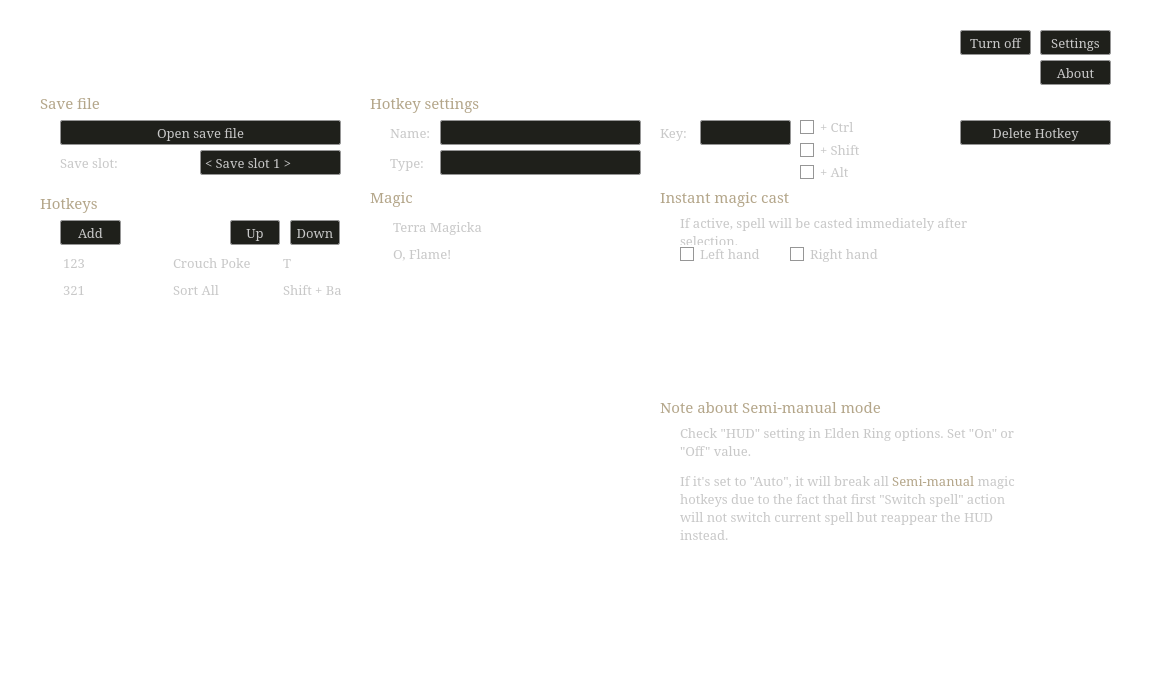
Before: the Qt Designer form src/mainWindow.ui in a-burlakov/melinas-fingers, drawn with Qt 5.
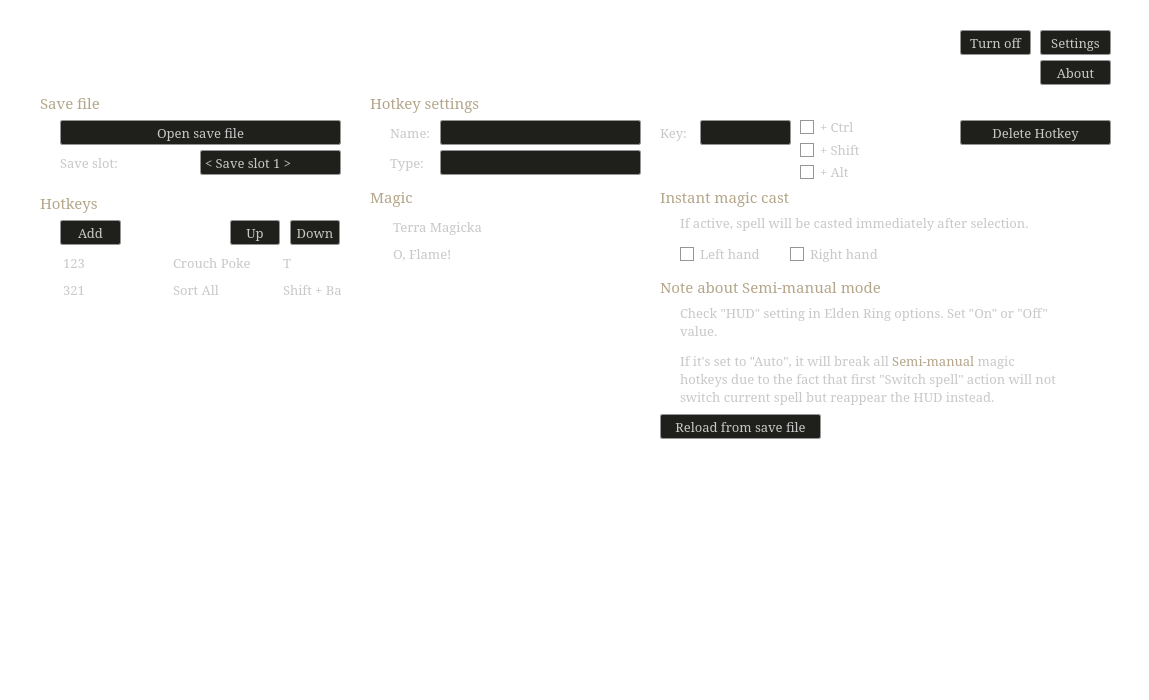
After: the same form once the commit is applied. The open tabs and pages were chosen to show the change. Icons and pictures are not drawn.

Patch:
```diff
--- a/src/mainWindow.ui
+++ b/src/mainWindow.ui
@@ -2590,7 +2590,7 @@
        <rect>
         <x>310</x>
         <y>30</y>
-        <width>331</width>
+        <width>381</width>
         <height>31</height>
        </rect>
       </property>
@@ -2679,8 +2679,8 @@
       <property name="geometry">
        <rect>
         <x>310</x>
-        <y>240</y>
-        <width>341</width>
+        <y>120</y>
+        <width>381</width>
         <height>151</height>
        </rect>
       </property>
@@ -2710,7 +2710,7 @@
       <property name="geometry">
        <rect>
         <x>290</x>
-        <y>210</y>
+        <y>90</y>
         <width>361</width>
         <height>25</height>
        </rect>
@@ -2737,6 +2737,28 @@
        <enum>Qt::PlainText</enum>
       </property>
      </widget>
+     <widget class="QPushButton" name="button_MagicReload">
+      <property name="geometry">
+       <rect>
+        <x>290</x>
+        <y>230</y>
+        <width>161</width>
+        <height>25</height>
+       </rect>
+      </property>
+      <property name="font">
+       <font>
+        <family>Garamond</family>
+        <pointsize>10</pointsize>
+       </font>
+      </property>
+      <property name="focusPolicy">
+       <enum>Qt::NoFocus</enum>
+      </property>
+      <property name="text">
+       <string>Reload from save file</string>
+      </property>
+     </widget>
      <zorder>tableWidget_AvaiableMagic</zorder>
      <zorder>label_5</zorder>
      <zorder>label_10</zorder>
```
Left out of the diff: 17 changed lines with no effect on the pictures.
